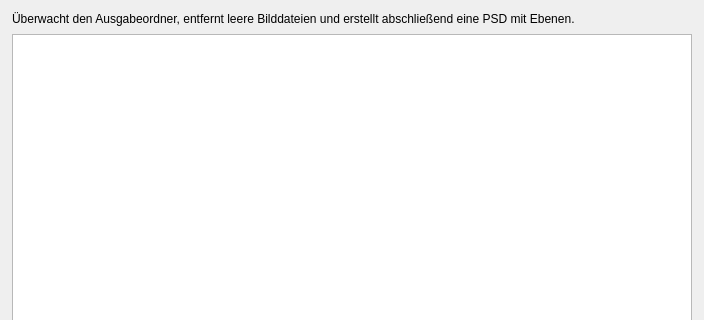
Before: the Qt Designer form res/Renderprozess_Depp.ui in tappi287/pfadaeffchen, drawn with Qt 5; both pictures show x 0 to 704 and y 0 to 320 of the 704 by 687 pixel window.
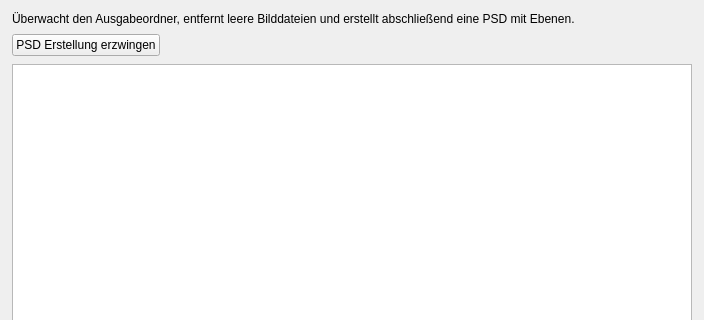
After: the same form once the commit is applied. Icons and pictures are not drawn.

What changed in the file:
```diff
--- a/res/Renderprozess_Depp.ui
+++ b/res/Renderprozess_Depp.ui
@@ -34,7 +34,15 @@
     <number>12</number>
    </property>
    <item>
+    <layout class="QHBoxLayout" name="horizontalLayout">
+     <item>
     <widget class="QLabel" name="labelDesc">
+       <property name="sizePolicy">
+        <sizepolicy hsizetype="Expanding" vsizetype="Preferred">
+         <horstretch>0</horstretch>
+         <verstretch>0</verstretch>
+        </sizepolicy>
+       </property>
      <property name="text">
       <string>Überwacht den Ausgabeordner, entfernt leere Bilddateien und erstellt abschließend eine PSD mit Ebenen.</string>
      </property>
@@ -42,6 +50,35 @@
       <bool>true</bool>
      </property>
     </widget>
+     </item>
+     <item>
+      <layout class="QHBoxLayout" name="watcherLedLayout"/>
+     </item>
+    </layout>
+   </item>
+   <item>
+    <layout class="QHBoxLayout" name="horizontalLayout_2">
+     <item>
+      <widget class="QPushButton" name="forcePsdBtn">
+       <property name="text">
+        <string>PSD Erstellung erzwingen</string>
+       </property>
+      </widget>
+     </item>
+     <item>
+      <spacer name="horizontalSpacer">
+       <property name="orientation">
+        <enum>Qt::Horizontal</enum>
+       </property>
+       <property name="sizeHint" stdset="0">
+        <size>
+         <width>40</width>
+         <height>20</height>
+        </size>
+       </property>
+      </spacer>
+     </item>
+    </layout>
    </item>
    <item>
     <widget class="QTextBrowser" name="statusBrowser"/>
```
Lines whose indentation alone changed are shown as unchanged.
